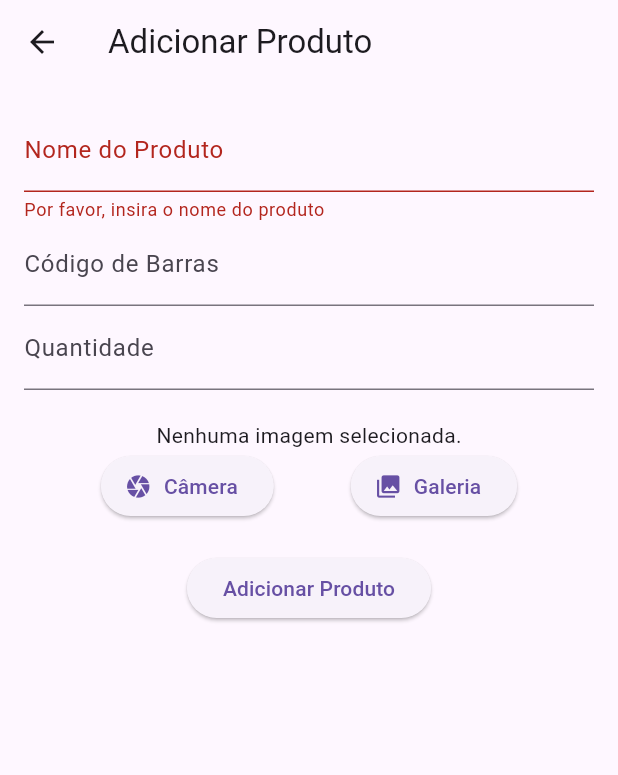
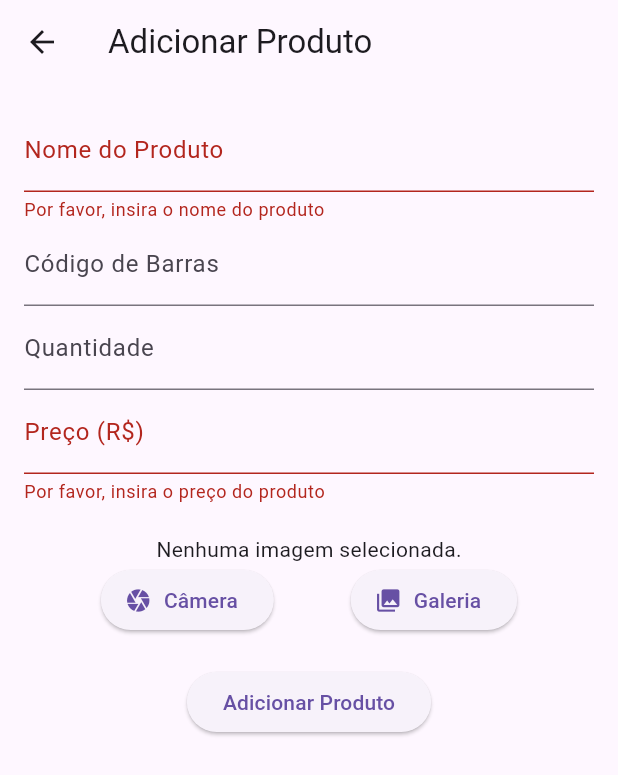
Before and after one commit to Leonardo-Carneir0/crud_estoque, a Flutter app: the AddProductScreen screen opened by its route, after a tap on "Adicionar Produto", on a phone screen of 412 x 824 dp. Shown: the top 775 px of the screen. Run offline on Flutter 3.47's test engine with Material 3 defaults, Android fonts, the phone set to English and light mode, and no system bars; our stand-ins replace image_picker, sqflite; accounts and stored records are empty.

Commit message:
adição do campo preço

```diff
--- a/lib/models/product.dart
+++ b/lib/models/product.dart
@@ -4,6 +4,7 @@ class Product {
   final String? barcode;
   final int? quantity;
   final String? imagePath;
+  final double? price;
 
   Product({
     required this.id,
@@ -11,6 +12,7 @@ class Product {
     this.barcode,
     this.quantity,
     this.imagePath,
+    this.price,
   });
 
   factory Product.fromJson(Map<String, dynamic> json) {
@@ -20,6 +22,7 @@ class Product {
       barcode: json['barcode'],
       quantity: json['quantity'],
       imagePath: json['imagePath'],
+      price: json['price'],
     );
   }
 
@@ -30,6 +33,7 @@ class Product {
       'barcode': barcode,
       'quantity': quantity,
       'imagePath': imagePath,
+      'price': price,
     };
   }
 }
--- a/lib/screens/add_product_screen.dart
+++ b/lib/screens/add_product_screen.dart
@@ -1,22 +1,23 @@
 import 'dart:io';
-
 import 'package:flutter/material.dart';
 import 'package:image_picker/image_picker.dart';
 import '../services/database_service.dart';
 import '../models/product.dart';
 
 class AddProductScreen extends StatefulWidget {
+  const AddProductScreen({super.key});
+
   @override
   _AddProductScreenState createState() => _AddProductScreenState();
 }
 
 class _AddProductScreenState extends State<AddProductScreen> {
   final _formKey = GlobalKey<FormState>();
-  final DatabaseService _databaseService = DatabaseService();
 
   final TextEditingController _nameController = TextEditingController();
   final TextEditingController _barcodeController = TextEditingController();
   final TextEditingController _quantityController = TextEditingController();
+  final TextEditingController _priceController = TextEditingController(); // Novo campo de preço
 
   File? _imageFile;
 
@@ -33,17 +34,17 @@ class _AddProductScreenState extends State<AddProductScreen> {
   Widget build(BuildContext context) {
     return Scaffold(
       appBar: AppBar(
-        title: Text('Adicionar Produto'),
+        title: const Text('Adicionar Produto'),
       ),
       body: SingleChildScrollView(
-        padding: EdgeInsets.all(16.0),
+        padding: const EdgeInsets.all(16.0),
         child: Form(
           key: _formKey,
           child: Column(
             children: [
               TextFormField(
                 controller: _nameController,
-                decoration: InputDecoration(labelText: 'Nome do Produto'),
+                decoration: const InputDecoration(labelText: 'Nome do Produto'),
                 validator: (value) {
                   if (value == null || value.isEmpty) {
                     return 'Por favor, insira o nome do produto';
@@ -53,52 +54,62 @@ class _AddProductScreenState extends State<AddProductScreen> {
               ),
               TextFormField(
                 controller: _barcodeController,
-                decoration: InputDecoration(labelText: 'Código de Barras'),
+                decoration: const InputDecoration(labelText: 'Código de Barras'),
               ),
               TextFormField(
                 controller: _quantityController,
-                decoration: InputDecoration(labelText: 'Quantidade'),
+                decoration: const InputDecoration(labelText: 'Quantidade'),
                 keyboardType: TextInputType.number,
               ),
-              SizedBox(height: 20),
+              TextFormField(
+                controller: _priceController,
+                decoration: const InputDecoration(labelText: 'Preço (R\$)'),
+                keyboardType: TextInputType.number,
+                validator: (value) {
+                  if (value == null || value.isEmpty) {
+                    return 'Por favor, insira o preço do produto';
+                  }
+                  return null;
+                },
+              ),
+              const SizedBox(height: 20),
               _imageFile != null
                   ? Image.file(_imageFile!)
-                  : Text('Nenhuma imagem selecionada.'),
+                  : const Text('Nenhuma imagem selecionada.'),
               Row(
                 mainAxisAlignment: MainAxisAlignment.spaceEvenly,
                 children: [
                   ElevatedButton.icon(
                     onPressed: () => _pickImage(ImageSource.camera),
-                    icon: Icon(Icons.camera),
-                    label: Text('Câmera'),
+                    icon: const Icon(Icons.camera),
+                    label: const Text('Câmera'),
                   ),
                   ElevatedButton.icon(
                     onPressed: () => _pickImage(ImageSource.gallery),
-                    icon: Icon(Icons.photo_library),
-                    label: Text('Galeria'),
+                    icon: const Icon(Icons.photo_library),
+                    label: const Text('Galeria'),
                   ),
                 ],
               ),
-              SizedBox(height: 20),
+              const SizedBox(height: 20),
               ElevatedButton(
                 onPressed: () {
                   if (_formKey.currentState!.validate()) {
                     final newProduct = Product(
                       id: DateTime.now().toString(),
                       name: _nameController.text,
-                      barcode: _barcodeController.text.isEmpty
-                          ? null
-                          : _barcodeController.text,
-                      quantity: _quantityController.text.isEmpty
-                          ? null
-                          : int.parse(_quantityController.text),
+                      barcode: _barcodeController.text.isEmpty ? null : _barcodeController.text,
+                      quantity: _quantityController.text.isEmpty ? null : int.parse(_quantityController.text),
                       imagePath: _imageFile?.path,
+                      price: double.tryParse(_priceController.text) ?? 0.0, // Novo campo de preço
                     );
-                    _databaseService.insertProduct(newProduct);
-                    Navigator.pop(context);
+                    final databaseService = DatabaseService();
+                    databaseService.insertProduct(newProduct).then((_) {
+                      Navigator.pop(context);
+                    });
                   }
                 },
-                child: Text('Adicionar Produto'),
+                child: const Text('Adicionar Produto'),
               ),
             ],
           ),
--- a/lib/services/database_service.dart
+++ b/lib/services/database_service.dart
@@ -21,7 +21,7 @@ class DatabaseService {
 
     return await openDatabase(
       path,
-      version: 2,
+      version: 3, // Atualize a versão para garantir a execução de _onUpgrade
       onCreate: _onCreate,
       onUpgrade: _onUpgrade,
     );
@@ -34,7 +34,8 @@ class DatabaseService {
         name TEXT,
         barcode TEXT,
         quantity INTEGER,
-        imagePath TEXT
+        imagePath TEXT,
+        price REAL
       )
     ''');
   }
@@ -42,6 +43,9 @@ class DatabaseService {
   Future<void> _onUpgrade(Database db, int oldVersion, int newVersion) async {
     if (oldVersion < 2) {
       await db.execute('ALTER TABLE products ADD COLUMN imagePath TEXT');
+    }
+    if (oldVersion < 3) {
+      await db.execute('ALTER TABLE products ADD COLUMN price REAL');
     }
   }
 
--- a/lib/widgets/product_tile.dart
+++ b/lib/widgets/product_tile.dart
@@ -12,11 +12,17 @@ class ProductTile extends StatelessWidget {
   Widget build(BuildContext context) {
     return ListTile(
       leading: product.imagePath != null && product.imagePath!.isNotEmpty
-          ? Image.file(File(product.imagePath!),
-              width: 50, height: 50, fit: BoxFit.cover)
+          ? Image.file(File(product.imagePath!), width: 50, height: 50, fit: BoxFit.cover)
           : null,
-      title: Text(product.name),
-      subtitle: Text('Código de Barras: ${product.barcode ?? 'N/A'}'),
+      title: Text(
+        'R\$ ${product.price?.toStringAsFixed(2) ?? '0.00'}',
+        style: TextStyle(
+          fontSize: 20,
+          fontWeight: FontWeight.bold,
+          color: Colors.green,
+        ),
+      ),
+      subtitle: Text(product.name),
       trailing: IconButton(
         icon: Icon(Icons.delete),
         onPressed: onDelete,
```
Also changed, not shown: lib/screens/product_list_screen.dart (indentation only).
